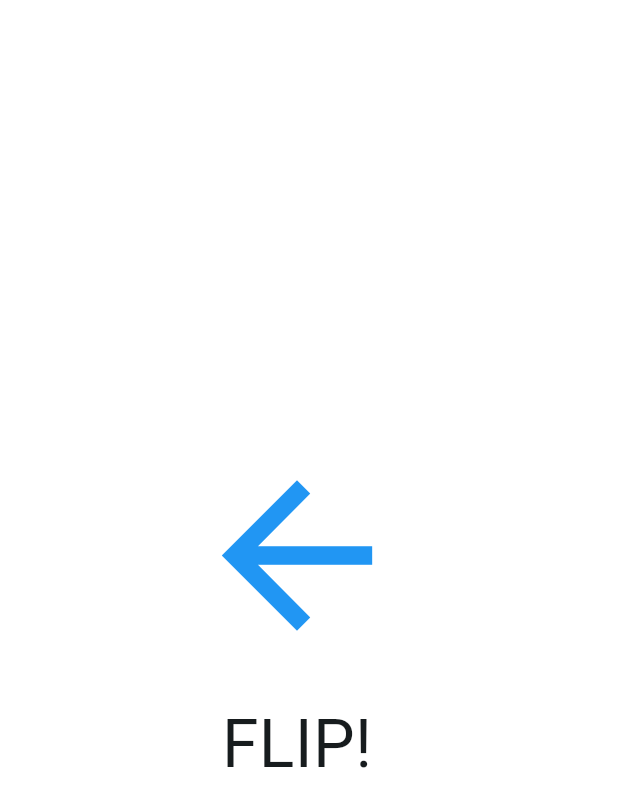
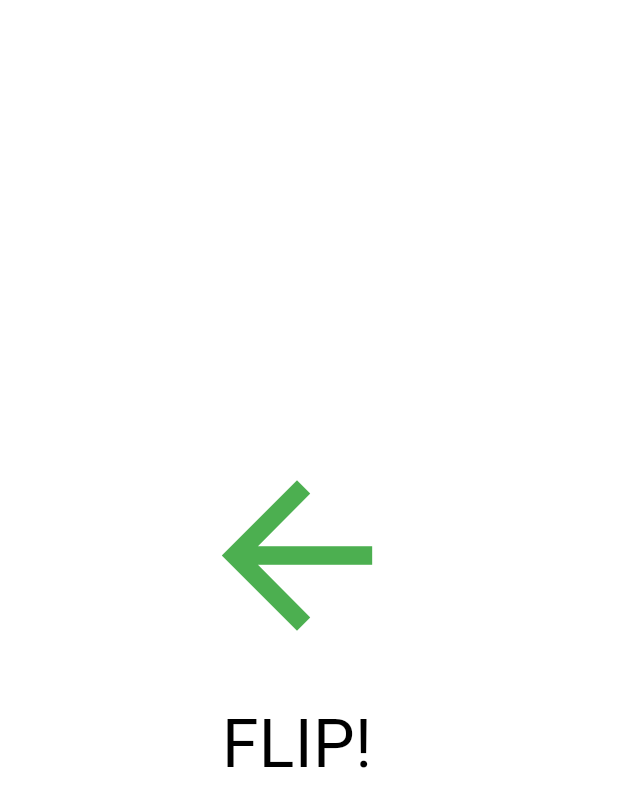
Before and after one commit to Kyneb98/dma_project, a Flutter app: the FlipLeftChallenge screen opened directly, on a phone screen of 412 x 824 dp. Shown: the top 807 px of the screen. Run offline on Flutter 3.47's test engine with Material 3 defaults, Android fonts, the light colour scheme and no system bars; our stand-ins replace audioplayers, permission_handler, sensors_plus; missing offline and left inert: noise_meter.

Commit message:
Timer + farve og tekst ændringer

```diff
--- a/lib/challenges/flip_down_challenge.dart
+++ b/lib/challenges/flip_down_challenge.dart
@@ -82,7 +82,7 @@ class _FlipDownChallengeState extends State<FlipDownChallenge> {
         ),
         const SizedBox(height: 20),
         Text(
-          _isCompleted ? 'Challenge Completed!' : 'FLIP!',
+          _isCompleted ? 'Completed!' : 'FLIP!',
           style: const TextStyle(fontSize: 44),
         ),
       ],
--- a/lib/challenges/flip_left_challenge.dart
+++ b/lib/challenges/flip_left_challenge.dart
@@ -38,8 +38,9 @@ class _FlipLeftChallengeState extends State<FlipLeftChallenge> {
     _gyroscopeSubscription = SensorsPlatform.instance
         .gyroscopeEventStream()
         .listen((GyroscopeEvent event) {
-      if (!_isCompleted && event.x < -3.0) { // Threshold for flip left
+      if (!_isCompleted && event.y < -3.0) { // Threshold for flip left
         setState(() {
+          _bounce = false;
           _isCompleted = true;
 
         _audioPlayer.play(
@@ -80,15 +81,15 @@ class _FlipLeftChallengeState extends State<FlipLeftChallenge> {
   child: Column(
     mainAxisAlignment: MainAxisAlignment.center,
     children: [
-      const Icon(
+      Icon(
         Icons.arrow_back,
         size: 150,
-        color: Colors.blue,
+        color: _isCompleted ? Colors.white : Colors.green,
       ),
       const SizedBox(height: 20),
       Text(
-        _isCompleted ? 'Challenge Completed!' : 'FLIP!',
-        style: const TextStyle(fontSize: 44),
+        _isCompleted ? 'Completed!' : 'FLIP!',
+        style:  TextStyle(fontSize: 44, color: _isCompleted ? Colors.white : Colors.black),
       ),
     ],
   ),
--- a/lib/challenges/shake_challenge.dart
+++ b/lib/challenges/shake_challenge.dart
@@ -65,6 +65,7 @@ void dispose() {
   @override
   Widget build(BuildContext context) {
     return Scaffold(
+      backgroundColor: _isCompleted ? Colors.green : Colors.white,
       body: Center(
         child: Text(
           _isCompleted ? 'Challenge Completed!' : 'Shake your phone',
```
Also changed, not shown: lib/challenge_list.dart (+33 -0 lines).
